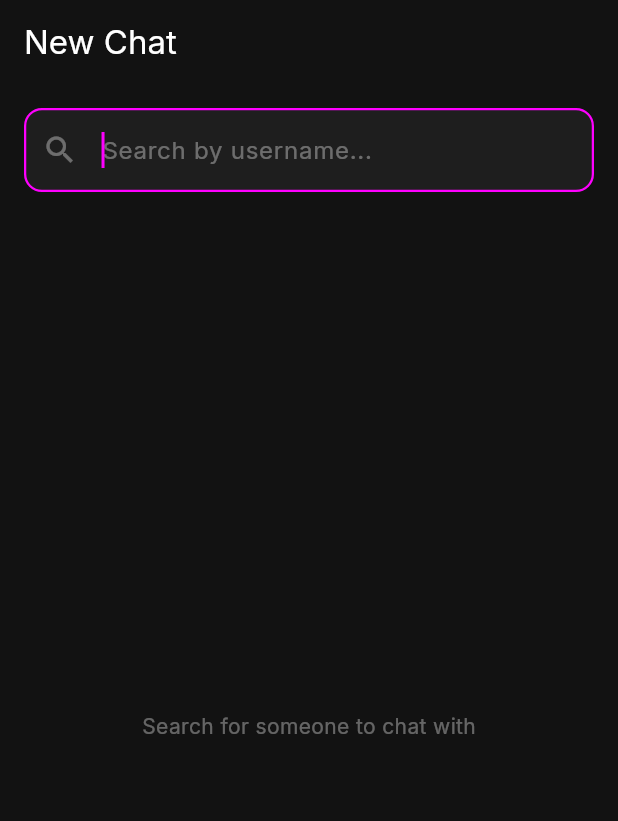
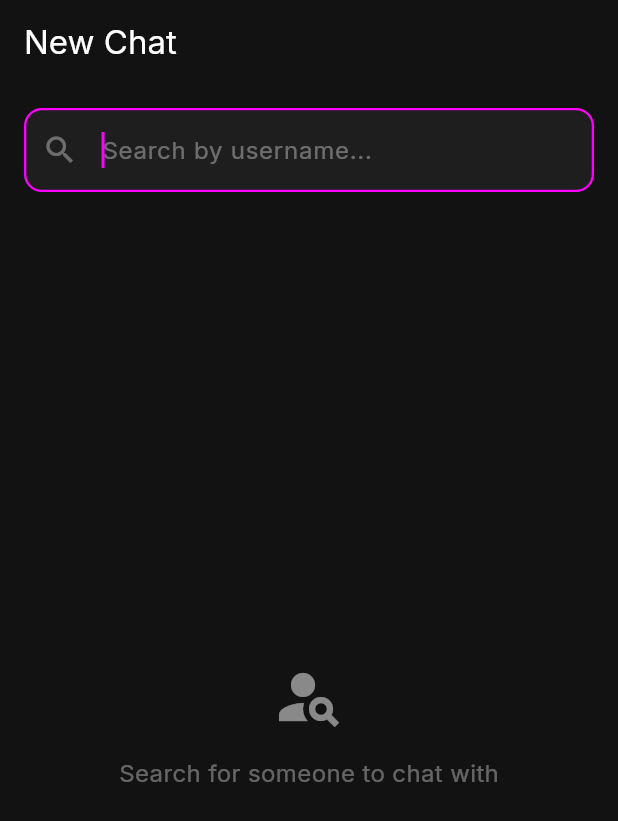
Before and after one commit to bobbygenerik/zubia, a Flutter app: the NewChatScreen screen opened by its route, on a phone screen of 412 x 824 dp. Shown: the top 821 px of the screen. Run offline on Flutter 3.47's test engine with Material 3 defaults, Android fonts, the phone set to English and light mode, and no system bars; our stand-ins replace go_router, google_fonts, just_audio, permission_handler, shared_preferences; missing offline and left inert: record; accounts and stored records are empty.

Commit message:
Add AnimatedSwitcher and icon to new chat search empty state
Co-authored-by: bobbygenerik <215436269+bobbygenerik@users.noreply.github.com>

```diff
--- a/zubia/lib/screens/new_chat_screen.dart
+++ b/zubia/lib/screens/new_chat_screen.dart
@@ -128,19 +128,37 @@ class _NewChatScreenState extends State<NewChatScreen> {
                   ),
                 ),
                 Expanded(
+                  child: AnimatedSwitcher(
+                    duration: const Duration(milliseconds: 300),
                     child: !hasQuery
-                      ? const Center(
-                          child: Text(
+                        ? Center(
+                            key: const ValueKey('initial_empty'),
+                            child: Column(
+                              mainAxisAlignment: MainAxisAlignment.center,
+                              children: [
+                                Icon(
+                                  Icons.person_search,
+                                  size: 48,
+                                  color: ZubiaColors.textMuted.withValues(alpha: 0.5),
+                                ),
+                                const SizedBox(height: 16),
+                                const Text(
                                   'Search for someone to chat with',
-                            style: TextStyle(color: ZubiaColors.textMuted),
+                                  style: TextStyle(
+                                    color: ZubiaColors.textMuted,
+                                    fontSize: 16,
+                                  ),
+                                ),
+                              ],
                             ),
                           )
                         : _results.isEmpty && !_isSearching
                         ? Center(
+                            key: const ValueKey('no_results'),
                             child: Column(
                               mainAxisAlignment: MainAxisAlignment.center,
                               children: [
-                              Icon(
+                                const Icon(
                                   Icons.search_off,
                                   size: 48,
                                   color: ZubiaColors.textMuted,
@@ -165,6 +183,7 @@ class _NewChatScreenState extends State<NewChatScreen> {
                             ),
                           )
                         : ListView.builder(
+                            key: const ValueKey('results_list'),
                             keyboardDismissBehavior:
                                 ScrollViewKeyboardDismissBehavior.onDrag,
                             itemCount: _results.length,
@@ -200,6 +219,7 @@ class _NewChatScreenState extends State<NewChatScreen> {
                             },
                           ),
                   ),
+                ),
               ],
             ),
     );
```
Lines whose indentation alone changed are shown as unchanged.
